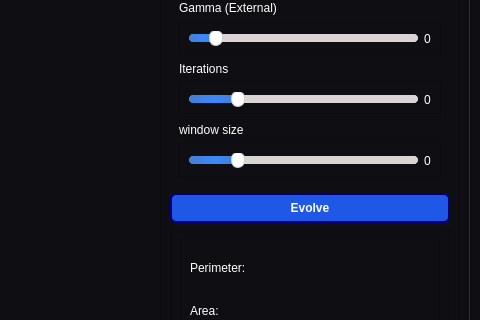
Eagle-E-Y-E/Task2-Edge-Detection, file UI.ui: the form before one commit; both pictures show x 388 to 868 and y 268 to 588 of the 868 by 747 pixel window.
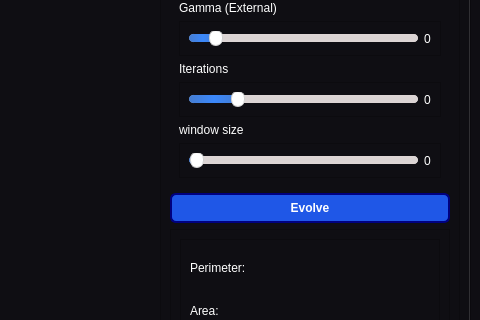
The form after the commit. Icons and pictures are not drawn.

Commit message: added window_size_slider

```diff
--- a/UI.ui
+++ b/UI.ui
@@ -637,13 +637,19 @@
                  <item>
                   <widget class="QSlider" name="windowSize_slider">
                    <property name="minimum">
-                    <number>10</number>
+                    <number>3</number>
                    </property>
                    <property name="maximum">
-                    <number>1000</number>
+                    <number>13</number>
+                   </property>
+                   <property name="singleStep">
+                    <number>2</number>
                    </property>
                    <property name="value">
-                    <number>200</number>
+                    <number>3</number>
+                   </property>
+                   <property name="sliderPosition">
+                    <number>3</number>
                    </property>
                    <property name="orientation">
                     <enum>Qt::Horizontal</enum>
```
Left out of the diff: 12 changed lines with no effect on the pictures. The commit also changes 1 other file.
